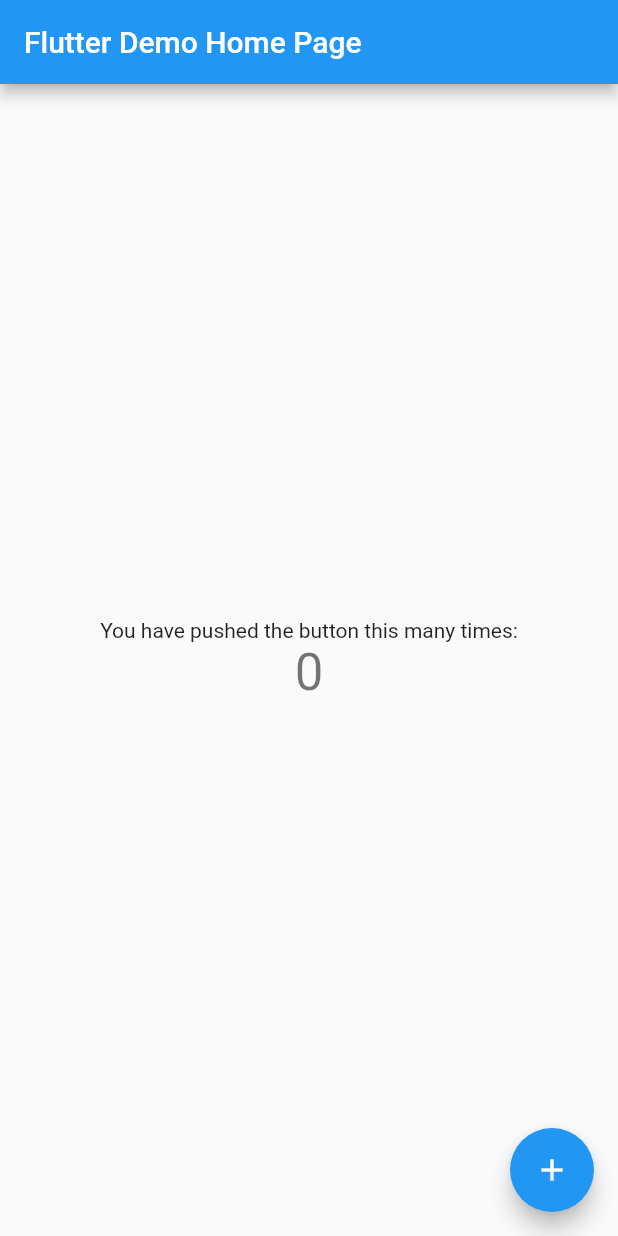
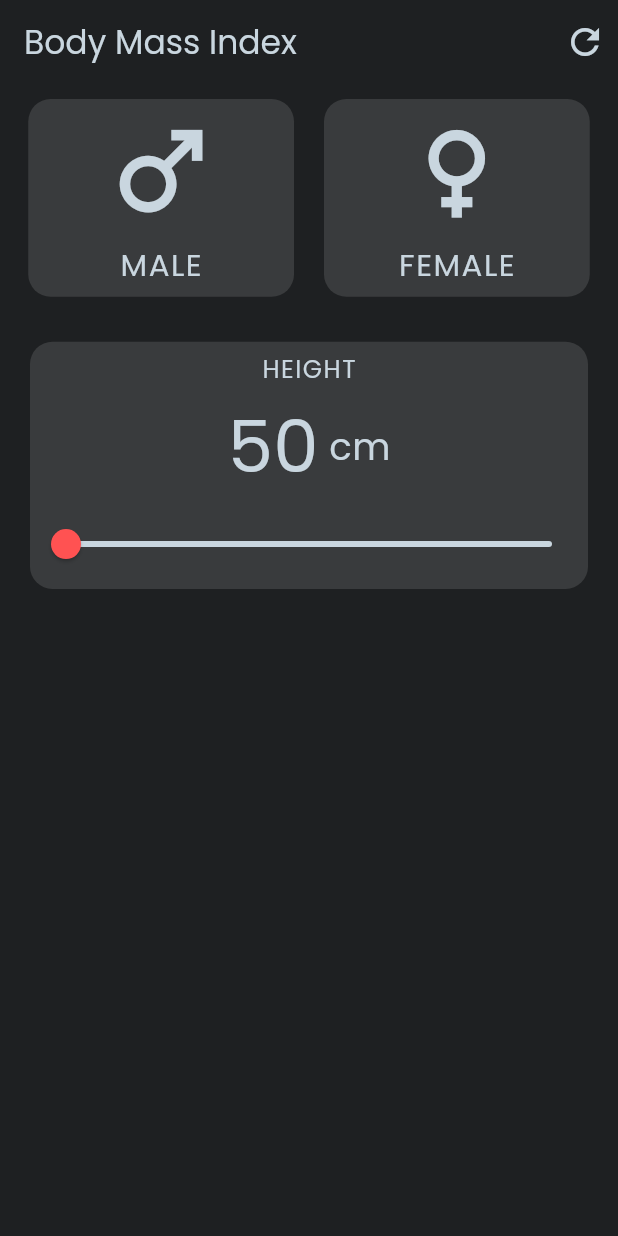
Before and after one commit to theAkHilsarkar18/bmi_calculator, a Flutter app: the screen it shows after launch, on a phone screen of 412 x 824 dp. Run offline on Flutter 3.47's test engine with Material 2 defaults, Android fonts, the phone set to English and light mode, and no system bars; our stand-ins replace get, google_fonts, sizer.

Commit message:
04-05-2023

```diff
--- a/lib/main.dart
+++ b/lib/main.dart
@@ -1,115 +1,20 @@
+import 'package:bmi_calculator/screen/homescreen/view/homescreen.dart';
 import 'package:flutter/material.dart';
+import 'package:get/get.dart';
+import 'package:sizer/sizer.dart';
 
-void main() {
-  runApp(const MyApp());
+void main()
+{
+  runApp(
+    Sizer(
+      builder: (context, orientation, deviceType) =>
+      GetMaterialApp(
+        theme: ThemeData(useMaterial3: true),
+        debugShowCheckedModeBanner: true,
+        routes: {
+         '/' : (p0) => Homescreen(),
+        },
+      ),
+    ),
+  );
 }
-
-class MyApp extends StatelessWidget {
-  const MyApp({super.key});
-
-  // This widget is the root of your application.
-  @override
-  Widget build(BuildContext context) {
-    return MaterialApp(
-      title: 'Flutter Demo',
-      theme: ThemeData(
-        // This is the theme of your application.
-        //
-        // Try running your application with "flutter run". You'll see the
-        // application has a blue toolbar. Then, without quitting the app, try
-        // changing the primarySwatch below to Colors.green and then invoke
-        // "hot reload" (press "r" in the console where you ran "flutter run",
-        // or simply save your changes to "hot reload" in a Flutter IDE).
-        // Notice that the counter didn't reset back to zero; the application
-        // is not restarted.
-        primarySwatch: Colors.blue,
-      ),
-      home: const MyHomePage(title: 'Flutter Demo Home Page'),
-    );
-  }
-}
-
-class MyHomePage extends StatefulWidget {
-  const MyHomePage({super.key, required this.title});
-
-  // This widget is the home page of your application. It is stateful, meaning
-  // that it has a State object (defined below) that contains fields that affect
-  // how it looks.
-
-  // This class is the configuration for the state. It holds the values (in this
-  // case the title) provided by the parent (in this case the App widget) and
-  // used by the build method of the State. Fields in a Widget subclass are
-  // always marked "final".
-
-  final String title;
-
-  @override
-  State<MyHomePage> createState() => _MyHomePageState();
-}
-
-class _MyHomePageState extends State<MyHomePage> {
-  int _counter = 0;
-
-  void _incrementCounter() {
-    setState(() {
-      // This call to setState tells the Flutter framework that something has
-      // changed in this State, which causes it to rerun the build method below
-      // so that the display can reflect the updated values. If we changed
-      // _counter without calling setState(), then the build method would not be
-      // called again, and so nothing would appear to happen.
-      _counter++;
-    });
-  }
-
-  @override
-  Widget build(BuildContext context) {
-    // This method is rerun every time setState is called, for instance as done
-    // by the _incrementCounter method above.
-    //
-    // The Flutter framework has been optimized to make rerunning build methods
-    // fast, so that you can just rebuild anything that needs updating rather
-    // than having to individually change instances of widgets.
-    return Scaffold(
-      appBar: AppBar(
-        // Here we take the value from the MyHomePage object that was created by
-        // the App.build method, and use it to set our appbar title.
-        title: Text(widget.title),
-      ),
-      body: Center(
-        // Center is a layout widget. It takes a single child and positions it
-        // in the middle of the parent.
-        child: Column(
-          // Column is also a layout widget. It takes a list of children and
-          // arranges them vertically. By default, it sizes itself to fit its
-          // children horizontally, and tries to be as tall as its parent.
-          //
-          // Invoke "debug painting" (press "p" in the console, choose the
-          // "Toggle Debug Paint" action from the Flutter Inspector in Android
-          // Studio, or the "Toggle Debug Paint" command in Visual Studio Code)
-          // to see the wireframe for each widget.
-          //
-          // Column has various properties to control how it sizes itself and
-          // how it positions its children. Here we use mainAxisAlignment to
-          // center the children vertically; the main axis here is the vertical
-          // axis because Columns are vertical (the cross axis would be
-          // horizontal).
-          mainAxisAlignment: MainAxisAlignment.center,
-          children: <Widget>[
-            const Text(
-              'You have pushed the button this many times:',
-            ),
-            Text(
-              '$_counter',
-              style: Theme.of(context).textTheme.headlineMedium,
-            ),
-          ],
-        ),
-      ),
-      floatingActionButton: FloatingActionButton(
-        onPressed: _incrementCounter,
-        tooltip: 'Increment',
-        child: const Icon(Icons.add),
-      ), // This trailing comma makes auto-formatting nicer for build methods.
-    );
-  }
-}
--- /dev/null
+++ b/lib/screen/homescreen/controller/homecontroller.dart
@@ -0,0 +1,12 @@
+
+import 'package:get/get.dart';
+
+class Homecontroller extends GetxController
+{
+  RxDouble sliderValue = 50.0.obs;
+  void sliderValueOnChanged(double value)
+  {
+    sliderValue.value = value;
+  }
+
+}
--- /dev/null
+++ b/lib/screen/homescreen/view/homescreen.dart
@@ -0,0 +1,152 @@
+import 'package:bmi_calculator/screen/homescreen/controller/homecontroller.dart';
+import 'package:flutter/material.dart';
+import 'package:get/get.dart';
+import 'package:google_fonts/google_fonts.dart';
+import 'package:sizer/sizer.dart';
+
+class Homescreen extends StatefulWidget {
+  const Homescreen({Key? key}) : super(key: key);
+
+  @override
+  State<Homescreen> createState() => _HomescreenState();
+}
+
+Homecontroller homecontroller = Get.put(Homecontroller());
+
+class _HomescreenState extends State<Homescreen> {
+  @override
+  Widget build(BuildContext context) {
+    return SafeArea(
+      child: Scaffold(
+        backgroundColor: Color(0xff1E2022),
+        appBar: AppBar(
+          elevation: 0,
+          backgroundColor: Color(0xff1E2022),
+          title: Text("Body Mass Index",
+              style: GoogleFonts.poppins(color: Color(0xffC9D6DF))),
+          actions: [
+            Padding(
+              padding: const EdgeInsets.all(8.0),
+              child: Icon(
+                Icons.refresh,
+                color: Color(
+                  0xffC9D6DF,
+                ),
+                size: 28,
+              ),
+            ),
+          ],
+        ),
+        body: Column(
+          children: [
+            // male female row
+            Row(
+              mainAxisAlignment: MainAxisAlignment.center,
+              children: [
+                maleFemale(
+                  'MALE',
+                  Icon(
+                    Icons.male,
+                    color: Color(0xffC9D6DF),
+                    size: 60.sp,
+                  ),
+                ),
+                maleFemale(
+                  'FEMALE',
+                  Icon(Icons.female, color: Color(0xffC9D6DF), size: 60.sp),
+                ),
+              ],
+            ),
+
+            // height slider container
+            heightContainer(),
+          ],
+        ),
+      ),
+    );
+  }
+
+  // male female container smart widget
+  Container maleFemale(String gender, Icon i1) {
+    return Container(
+      margin: EdgeInsets.all(10),
+      height: 16.h,
+      width: 43.w,
+      decoration: BoxDecoration(
+        color: Colors.white12,
+        borderRadius: BorderRadius.circular(15),
+      ),
+      child: Column(
+        mainAxisAlignment: MainAxisAlignment.spaceEvenly,
+        children: [
+          i1,
+          Text("$gender",
+              style: GoogleFonts.poppins(
+                letterSpacing: 1,
+                  color: Color(0xffC9D6DF), fontSize: 15.sp)),
+        ],
+      ),
+    );
+  }
+
+  // height container with slider
+
+  Container heightContainer() {
+    return Container(
+      margin: EdgeInsets.all(20),
+      height: 20.h,
+      width: MediaQuery.of(context).size.width,
+      decoration: BoxDecoration(
+        color: Colors.white12,
+        borderRadius: BorderRadius.circular(15),
+      ),
+      alignment: Alignment.center,
+      child: Column(
+        mainAxisAlignment: MainAxisAlignment.spaceEvenly,
+        children: [
+          Text(
+            'HEIGHT',
+            style: GoogleFonts.poppins(
+              fontSize: 12.sp,
+              color: Color(0xffC9D6DF),
+              letterSpacing: 1
+            ),
+          ),
+          Row(
+            mainAxisAlignment: MainAxisAlignment.center,
+            children: [
+              Obx(
+                () => Text(
+                  "${homecontroller.sliderValue.toInt()}",
+                  style: GoogleFonts.poppins(
+                    color: Color(0xffC9D6DF),
+                    fontSize: 35.sp,
+                  ),
+                ),
+              ),
+              Text(
+                ' cm',
+                style: GoogleFonts.poppins(
+                  fontSize: 18.sp,
+                  color: Color(0xffC9D6DF),
+                ),
+              ),
+            ],
+          ),
+          Obx(
+            () => Slider(
+              max: 300,
+              min: 50,
+              activeColor: Colors.redAccent,
+              inactiveColor: Color(0xffC9D6DF),
+              value: homecontroller.sliderValue.value,
+              onChanged: (value) {
+                homecontroller.sliderValueOnChanged(value);
+              },
+            ),
+          ),
+        ],
+      ),
+    );
+  }
+}
--- a/pubspec.yaml
+++ b/pubspec.yaml
@@ -35,6 +35,10 @@ dependencies:
   # The following adds the Cupertino Icons font to your application.
   # Use with the CupertinoIcons class for iOS style icons.
   cupertino_icons: ^1.0.2
+  sizer: ^2.0.15
+  get: ^4.6.5
+  google_fonts: ^4.0.4
+
 
 dev_dependencies:
   flutter_test:
```
Also changed, not shown: pubspec.lock, 1 other file.
